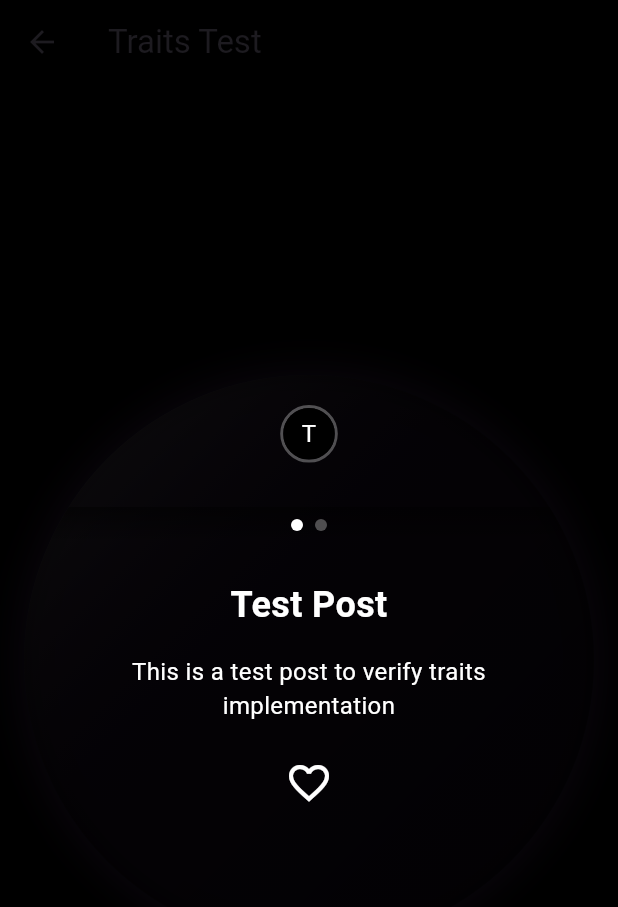
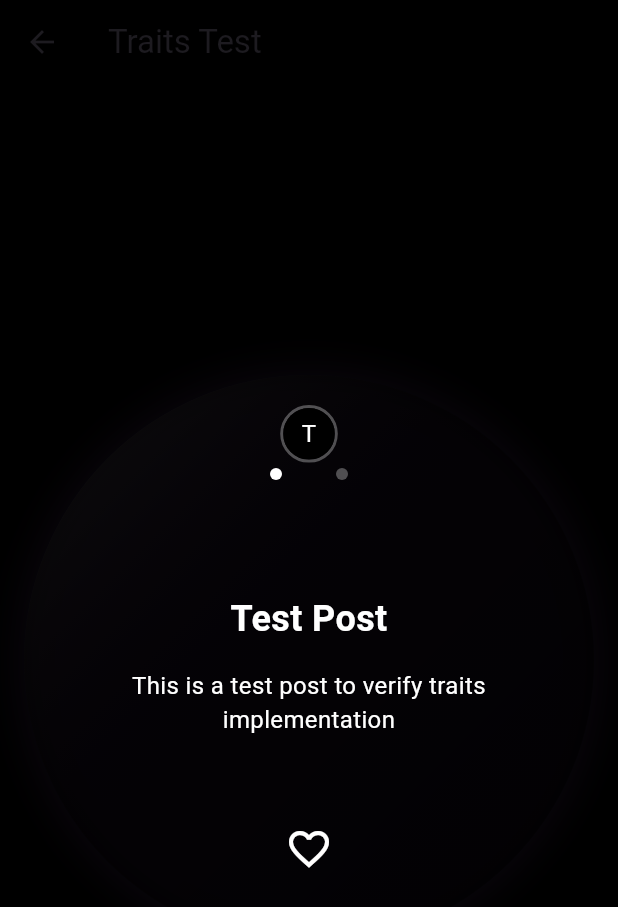
Before and after one commit to HonzaHerodek/teeem-5, a Flutter app: the TraitsTestScreen screen opened by its route, on a phone screen of 412 x 824 dp. Shown: the top 907 px of the screen. Run offline on Flutter 3.47's test engine with Material 3 defaults, Android fonts, the phone set to English and light mode, and no system bars; our stand-ins replace cached_network_image, cloud_firestore, connectivity_plus, equatable, firebase_auth, firebase_core and 4 more; accounts and stored records are empty; network calls fail.

Commit message:
Update post card and step indicators widgets

```diff
--- a/lib/presentation/widgets/post_card.dart
+++ b/lib/presentation/widgets/post_card.dart
@@ -27,12 +27,15 @@ class PostCard extends StatefulWidget {
   State<PostCard> createState() => _PostCardState();
 }
 
-class _PostCardState extends State<PostCard> {
+class _PostCardState extends State<PostCard> with SingleTickerProviderStateMixin {
   int _currentStep = 0;
   bool _isHeaderExpanded = false;
   bool _showContent = true;
   bool _isAnimatingOut = false;
+  bool _showMiniatures = false;
   late List<PostStep> _allSteps;
+  late AnimationController _miniatureAnimation;
+  static const double _shrunkHeaderHeight = 60.0;
 
   @override
   void initState() {
@@ -54,23 +57,67 @@ class _PostCardState extends State<PostCard> {
         content: {'text': ''},
       ),
     ];
+
+    _miniatureAnimation = AnimationController(
+      duration: const Duration(milliseconds: 300),
+      vsync: this,
+    );
   }
 
-  Widget _buildStepContent(int index) {
+  @override
+  void dispose() {
+    _miniatureAnimation.dispose();
+    super.dispose();
+  }
+
+  void _handleHeaderExpandChange(bool expanded) {
+    setState(() {
+      _isHeaderExpanded = expanded;
+      _showMiniatures = expanded;
+      if (expanded) {
+        _showContent = false;
+        _isAnimatingOut = true;
+        _miniatureAnimation.forward();
+      } else {
+        _isAnimatingOut = false;
+        _showContent = false;
+        _miniatureAnimation.reverse();
+        Future.delayed(const Duration(milliseconds: 50), () {
+          if (mounted && !_isHeaderExpanded) {
+            setState(() => _showContent = true);
+          }
+        });
+      }
+    });
+  }
+
+  void _handleTransformToMiniatures() {
+    setState(() => _showMiniatures = true);
+  }
+
+  void _handleTransformToDots() {
+    setState(() => _showMiniatures = false);
+  }
+
+  bool get _shouldShowHeader {
+    return _currentStep == 0 || _currentStep == _allSteps.length - 1;
+  }
+
+  Widget _buildStepContent(int index, BoxConstraints constraints) {
     if (index == 0) {
       final isLiked = widget.currentUserId != null &&
           widget.post.likes.contains(widget.currentUserId);
-      return SingleChildScrollView(
+      return Stack(
+        children: [
+          Positioned(
+            top: constraints.maxHeight * 0.4,
+            left: 0,
+            right: 0,
             child: Padding(
-          padding: const EdgeInsets.symmetric(horizontal: 24, vertical: 16),
+              padding: const EdgeInsets.symmetric(horizontal: 24),
               child: Column(
-            mainAxisAlignment: MainAxisAlignment.spaceBetween,
                 children: [
-              Column(
-                children: [
-                  Padding(
-                    padding: const EdgeInsets.only(bottom: 16),
-                    child: Text(
+                  Text(
                     widget.post.title,
                     textAlign: TextAlign.center,
                     style: const TextStyle(
@@ -79,7 +126,7 @@ class _PostCardState extends State<PostCard> {
                       fontWeight: FontWeight.bold,
                     ),
                   ),
-                  ),
+                  const SizedBox(height: 16),
                   Text(
                     widget.post.description,
                     textAlign: TextAlign.center,
@@ -90,8 +137,14 @@ class _PostCardState extends State<PostCard> {
                   ),
                 ],
               ),
-              const SizedBox(height: 16),
-              IconButton(
+            ),
+          ),
+          Positioned(
+            bottom: 24,
+            left: 0,
+            right: 0,
+            child: Center(
+              child: IconButton(
                 icon: Icon(
                   isLiked ? Icons.favorite : Icons.favorite_border,
                   color: isLiked ? Colors.red : Colors.white,
@@ -99,19 +152,24 @@ class _PostCardState extends State<PostCard> {
                 ),
                 onPressed: widget.onLike,
               ),
-            ],
             ),
           ),
+        ],
       );
     } else if (index == _allSteps.length - 1) {
       final userRating = widget.currentUserId != null
           ? widget.post.getUserRating(widget.currentUserId!)?.value ?? 0.0
           : 0.0;
-      return SingleChildScrollView(
+      return Stack(
+        children: [
+          Positioned.fill(
             child: Padding(
-          padding: const EdgeInsets.symmetric(horizontal: 24, vertical: 16),
+              padding: const EdgeInsets.symmetric(horizontal: 24),
+              child: Center(
+                child: Padding(
+                  padding: const EdgeInsets.only(top: 40), // Adjust visual center
                   child: Column(
-            mainAxisAlignment: MainAxisAlignment.center,
+                    mainAxisSize: MainAxisSize.min,
                     children: [
                       const Text(
                         'Rate this post',
@@ -141,14 +199,19 @@ class _PostCardState extends State<PostCard> {
                     ],
                   ),
                 ),
+              ),
+            ),
+          ),
+        ],
       );
     } else {
       final step = widget.post.steps[index - 1];
-      return SingleChildScrollView(
-        child: Padding(
-          padding: const EdgeInsets.symmetric(horizontal: 24, vertical: 16),
+      return Padding(
+        padding: const EdgeInsets.symmetric(horizontal: 24),
+        child: Center(
           child: Text(
             step.getContentValue('text') ?? '',
+            textAlign: TextAlign.center,
             style: const TextStyle(color: Colors.white),
           ),
         ),
@@ -159,7 +222,11 @@ class _PostCardState extends State<PostCard> {
   @override
   Widget build(BuildContext context) {
     final size = MediaQuery.of(context).size.width - 32;
-    final headerHeight = _isHeaderExpanded ? size * 0.75 : 120.0;
+    final headerHeight = _isHeaderExpanded ? size * 0.75 : _shrunkHeaderHeight;
+    final remainingHeight = size - headerHeight;
+    final indicatorTop = _isHeaderExpanded
+        ? headerHeight + (remainingHeight / 2) - 30
+        : headerHeight - 24;
 
     return Container(
       margin: const EdgeInsets.symmetric(vertical: 20.0, horizontal: 16.0),
@@ -207,98 +274,73 @@ class _PostCardState extends State<PostCard> {
           child: Stack(
             fit: StackFit.expand,
             children: [
-              // Content
+              // Content layer with clipping
               if (!_isHeaderExpanded || _isAnimatingOut)
-                AnimatedPostContent(
+                Positioned.fill(
+                  child: ClipRect(
+                    child: AnimatedPostContent(
                       isVisible: _showContent,
                       isAnimatingOut: _isAnimatingOut,
-                  topOffset: headerHeight,
+                      topOffset: 0,
                       onAnimationComplete: _isAnimatingOut
                           ? () => setState(() {
                                 _isAnimatingOut = false;
                                 _showContent = false;
                               })
                           : null,
-                  child: PageView.builder(
+                      child: LayoutBuilder(
+                        builder: (context, constraints) {
+                          return PageView.builder(
                             itemCount: _allSteps.length,
                             onPageChanged: (index) =>
                                 setState(() => _currentStep = index),
-                    itemBuilder: (context, index) => _buildStepContent(index),
+                            itemBuilder: (context, index) =>
+                                _buildStepContent(index, constraints),
+                          );
+                        },
                       ),
                     ),
-              // Header
+                  ),
+                ),
+              // Overlay layer for header and indicators
+              if (_shouldShowHeader)
                 Positioned(
                   top: 0,
                   left: 0,
                   right: 0,
+                  height: headerHeight,
                   child: PostHeader(
                     username: widget.post.username,
                     userProfileImage: widget.post.userProfileImage,
                     steps: _allSteps,
                     currentStep: _currentStep,
                     isExpanded: _isHeaderExpanded,
-                  onExpandChanged: (expanded) {
-                    setState(() {
-                      _isHeaderExpanded = expanded;
-                      if (expanded) {
-                        _showContent = false;
-                        _isAnimatingOut = true;
-                      } else {
-                        _isAnimatingOut = false;
-                        // Start with content hidden
-                        _showContent = false;
-                        // Show content after a tiny delay to ensure animation starts with header
-                        Future.delayed(const Duration(milliseconds: 50), () {
-                          if (mounted && !_isHeaderExpanded) {
-                            setState(() => _showContent = true);
-                          }
-                        });
-                      }
-                    });
-                  },
+                    onExpandChanged: _handleHeaderExpandChange,
                     userId: widget.post.userId,
                     currentPostId: widget.post.id,
                     userTraits: widget.post.userTraits,
                     rating: widget.post.ratingStats.averageRating,
                   ),
                 ),
-              // Step dots (only visible when header is shrinked)
-              if (!_isHeaderExpanded)
-                Positioned(
-                  top: headerHeight - 32,
+              // Step indicators layer
+              AnimatedPositioned(
+                duration: const Duration(milliseconds: 300),
+                curve: Curves.easeInOut,
+                top: indicatorTop,
                 left: 0,
                 right: 0,
-                  child: Container(
-                    decoration: BoxDecoration(
-                      gradient: LinearGradient(
-                        begin: Alignment.topCenter,
-                        end: Alignment.bottomCenter,
-                        colors: [
-                          Colors.black.withOpacity(0.5),
-                          Colors.transparent,
-                        ],
-                      ),
-                    ),
-                    child: StepDots(
+                child: _isHeaderExpanded || _showMiniatures
+                    ? StepMiniatures(
                         steps: _allSteps,
                         currentStep: _currentStep,
-                      animation: const AlwaysStoppedAnimation(1.0),
-                    ),
-                  ),
-                ),
-              // Step miniatures (visible when header is expanded)
-              if (_isHeaderExpanded && !_showContent)
-                Positioned(
-                  top: headerHeight + 16,
-                  left: 0,
-                  right: 0,
-                  bottom: 16,
-                  child: Center(
-                    child: StepMiniatures(
+                        onHeaderExpandChanged: _handleHeaderExpandChange,
+                        onTransformToDots: _handleTransformToDots,
+                      )
+                    : StepDots(
                         steps: _allSteps,
                         currentStep: _currentStep,
-                      animation: const AlwaysStoppedAnimation(1.0),
-                    ),
+                        onHeaderExpandChanged: _handleHeaderExpandChange,
+                        onTransformToMiniatures: _handleTransformToMiniatures,
                       ),
               ),
             ],
--- a/lib/presentation/widgets/step_indicators.dart
+++ b/lib/presentation/widgets/step_indicators.dart
@@ -4,33 +4,89 @@ import '../../data/models/post_model.dart';
 class StepDots extends StatelessWidget {
   final List<PostStep> steps;
   final int currentStep;
-  final Animation<double> animation;
-  static const double _dotSize = 8.0;
+  final Function(bool) onHeaderExpandChanged;
+  final VoidCallback onTransformToMiniatures;
 
   const StepDots({
-    super.key,
+    Key? key,
     required this.steps,
     required this.currentStep,
-    required this.animation,
-  });
+    required this.onHeaderExpandChanged,
+    required this.onTransformToMiniatures,
+  }) : super(key: key);
+
+  bool get _isFirstOrLastStep => currentStep == 0 || currentStep == steps.length - 1;
+
+  void _handleVerticalDragUpdate(DragUpdateDetails details) {
+    if (_isFirstOrLastStep && details.delta.dy > 0) {
+      onHeaderExpandChanged(true);
+    }
+  }
 
   @override
   Widget build(BuildContext context) {
+    // If on first or last step, entire area expands header
+    if (_isFirstOrLastStep) {
+      return GestureDetector(
+        onTap: () => onHeaderExpandChanged(true),
+        onVerticalDragUpdate: _handleVerticalDragUpdate,
+        behavior: HitTestBehavior.opaque,
+        child: Container(
+          padding: const EdgeInsets.symmetric(vertical: 8.0),
+          child: Row(
+            mainAxisAlignment: MainAxisAlignment.center,
+            children: List.generate(
+              steps.length,
+              (index) => Container(
+                width: 44.0,
+                height: 44.0,
+                alignment: Alignment.center,
+                child: Container(
+                  width: 8.0,
+                  height: 8.0,
+                  decoration: BoxDecoration(
+                    shape: BoxShape.circle,
+                    color: index == currentStep
+                        ? Colors.white
+                        : Colors.white.withOpacity(0.3),
+                  ),
+                ),
+              ),
+            ),
+          ),
+        ),
+      );
+    }
+
+    // Normal behavior for middle steps
     return Container(
       padding: const EdgeInsets.symmetric(vertical: 8.0),
       child: Row(
         mainAxisAlignment: MainAxisAlignment.center,
         children: List.generate(
           steps.length,
-          (index) => Container(
-            width: _dotSize,
-            height: _dotSize,
-            margin: const EdgeInsets.symmetric(horizontal: 4),
+          (index) => GestureDetector(
+            onTap: () {
+              if (index == 0 || index == steps.length - 1) {
+                onHeaderExpandChanged(true);
+              } else {
+                onTransformToMiniatures();
+              }
+            },
+            child: Container(
+              width: 44.0,
+              height: 44.0,
+              alignment: Alignment.center,
+              child: Container(
+                width: 8.0,
+                height: 8.0,
                 decoration: BoxDecoration(
                   shape: BoxShape.circle,
                   color: index == currentStep
                       ? Colors.white
                       : Colors.white.withOpacity(0.3),
+                ),
+              ),
             ),
           ),
         ),
@@ -42,21 +98,40 @@ class StepDots extends StatelessWidget {
 class StepMiniatures extends StatelessWidget {
   final List<PostStep> steps;
   final int currentStep;
-  final Animation<double> animation;
-  static const double _miniatureSize = 60.0;
+  final Function(bool) onHeaderExpandChanged;
+  final VoidCallback? onTransformToDots;
 
   const StepMiniatures({
-    super.key,
+    Key? key,
     required this.steps,
     required this.currentStep,
-    required this.animation,
-  });
+    required this.onHeaderExpandChanged,
+    this.onTransformToDots,
+  }) : super(key: key);
 
-  Widget _buildMiniature(PostStep step, int index) {
-    return Container(
-      width: _miniatureSize,
-      height: _miniatureSize,
-      margin: const EdgeInsets.symmetric(horizontal: 4),
+  @override
+  Widget build(BuildContext context) {
+    return SingleChildScrollView(
+      scrollDirection: Axis.horizontal,
+      child: Row(
+        mainAxisAlignment: MainAxisAlignment.center,
+        children: List.generate(
+          steps.length,
+          (index) => GestureDetector(
+            onTap: () {
+              if (index == 0 || index == steps.length - 1) {
+                onHeaderExpandChanged(false);
+              } else if (onTransformToDots != null) {
+                onTransformToDots!();
+              }
+            },
+            child: Container(
+              width: 68.0,
+              height: 68.0,
+              alignment: Alignment.center,
+              child: Container(
+                width: 60.0,
+                height: 60.0,
                 decoration: BoxDecoration(
                   shape: BoxShape.circle,
                   color: Colors.black.withOpacity(0.3),
@@ -66,13 +141,6 @@ class StepMiniatures extends StatelessWidget {
                         : Colors.white.withOpacity(0.3),
                     width: 2,
                   ),
-        boxShadow: [
-          BoxShadow(
-            color: Colors.black.withOpacity(0.2),
-            blurRadius: 4,
-            spreadRadius: 1,
-          ),
-        ],
                 ),
                 child: Center(
                   child: Column(
@@ -88,11 +156,11 @@ class StepMiniatures extends StatelessWidget {
                           fontWeight: FontWeight.bold,
                         ),
                       ),
-            if (step.title.isNotEmpty)
+                      if (steps[index].title.isNotEmpty)
                         Padding(
                           padding: const EdgeInsets.symmetric(horizontal: 4),
                           child: Text(
-                  step.title,
+                            steps[index].title,
                             textAlign: TextAlign.center,
                             maxLines: 2,
                             overflow: TextOverflow.ellipsis,
@@ -107,25 +175,7 @@ class StepMiniatures extends StatelessWidget {
                     ],
                   ),
                 ),
-    );
-  }
-
-  @override
-  Widget build(BuildContext context) {
-    return FadeTransition(
-      opacity: animation,
-      child: SizeTransition(
-        sizeFactor: animation,
-        axisAlignment: -1,
-        child: SizedBox(
-          height: _miniatureSize,
-          child: ListView.builder(
-            scrollDirection: Axis.horizontal,
-            itemCount: steps.length,
-            padding: const EdgeInsets.symmetric(horizontal: 16),
-            itemBuilder: (context, index) => _buildMiniature(
-              steps[index],
-              index,
+              ),
             ),
           ),
         ),
```
Lines whose indentation alone changed are shown as unchanged.
